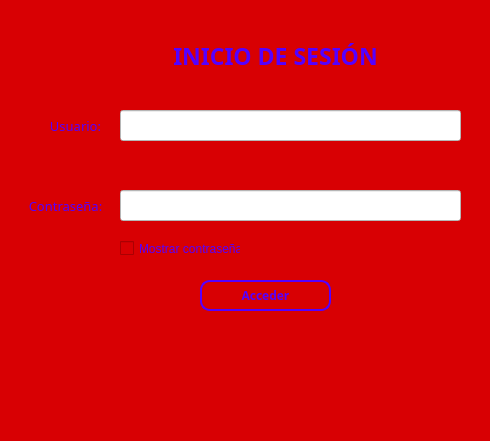
Old version of the form gui/views/login.ui in the repository maristizabalo/JuriDEP.
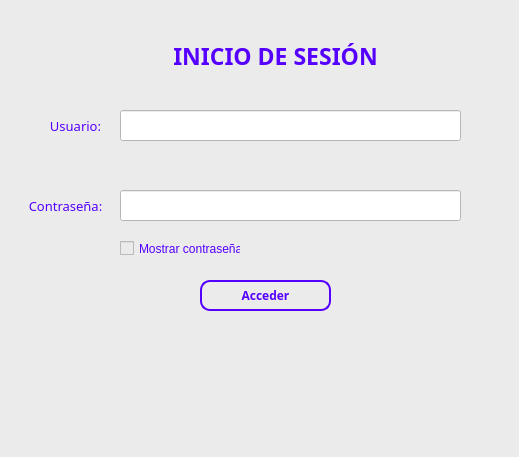
New version of the form. Icons and pictures are not drawn.

Commit message: Arreglando el login

The edit to the form file:
```diff
--- a/gui/views/login.ui
+++ b/gui/views/login.ui
@@ -6,21 +6,21 @@
    <rect>
     <x>0</x>
     <y>0</y>
-    <width>490</width>
-    <height>441</height>
+    <width>519</width>
+    <height>457</height>
    </rect>
   </property>
   <property name="windowTitle">
    <string>Inicio de sesion</string>
   </property>
   <property name="styleSheet">
-   <string notr="true">background-color: rgb(216, 0, 3);</string>
+   <string notr="true">background-color: rgb(235, 235, 235)</string>
   </property>
   <widget class="QLabel" name="label">
    <property name="geometry">
     <rect>
-     <x>280</x>
-     <y>330</y>
+     <x>310</x>
+     <y>350</y>
      <width>201</width>
      <height>101</height>
     </rect>
```
The commit also changes 4 other files.
